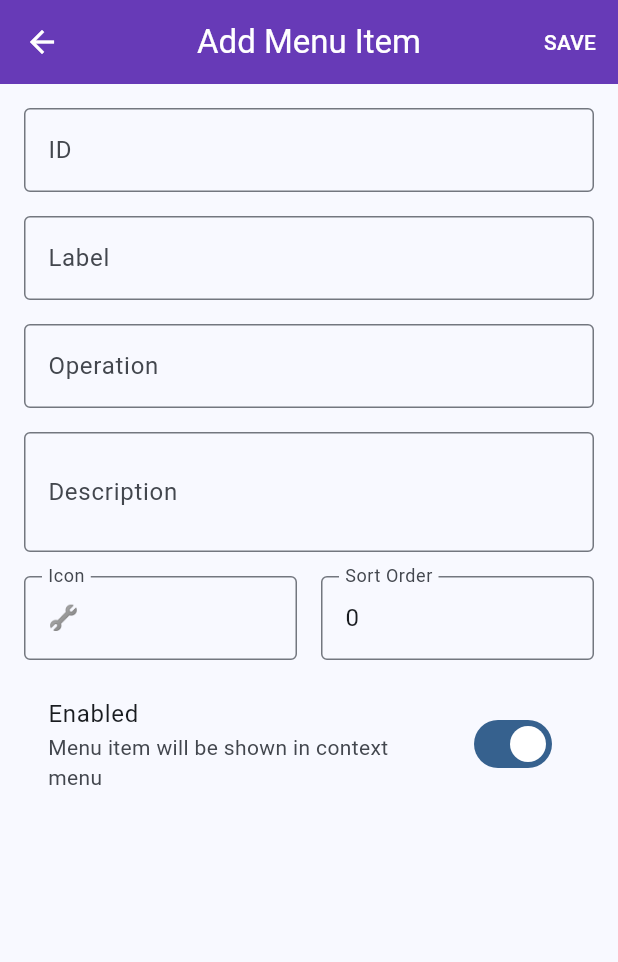
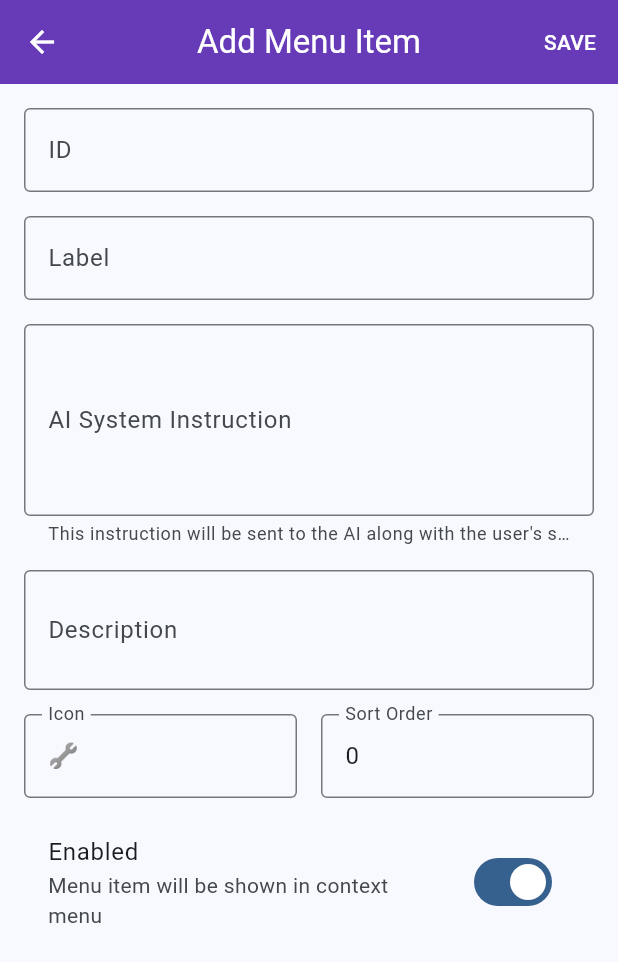
Before and after one commit to bekaIva/instant_ai_translator, a Flutter app: the ContextMenuManagerScreenV2 screen opened directly, after a tap on the "add" icon, on a phone screen of 412 x 824 dp. Shown: the top 962 px of the screen. Run offline on Flutter 3.47's test engine with Material 3 defaults, Android fonts, the phone set to English and light mode, and no system bars; our stand-ins replace shared_preferences; missing offline and left inert: dart:ffi; accounts and stored records are empty; network calls fail.

Commit message:
feat: Enhance AI prompts for software development content
- Improve translation prompts to preserve technical terminology
  - Add explicit instructions to maintain function names, variables, API endpoints
  - Include guidance for Latin words in non-Latin scripts recognition
  - Preserve software-specific terminology unchanged

- Enhance text improvement prompts for technical content
  - Add software development expertise context
  - Maintain code elements and technical language integrity
  - Handle mixed-script technical terms appropriately

- Upgrade explanation prompts with technical knowledge
  - Add software development and programming concept expertise
  - Include guidance for technical term recognition and explanation
  - Support code examples for programming concepts

These improvements ensure AI operations work correctly with:
- Mixed-language technical documentation
- Code snippets and technical terminology
- Latin technical terms appearing in non-Latin scripts
- Software development specific content

```diff
--- a/lib/screens/context_menu_manager_screen_v2.dart
+++ b/lib/screens/context_menu_manager_screen_v2.dart
@@ -343,7 +343,8 @@ class _ContextMenuManagerScreenV2State extends State<ContextMenuManagerScreenV2>
                                     const SizedBox(height: 4),
                                     Row(
                                       children: [
-                                        Container(
+                                        Flexible(
+                                          child: Container(
                                             padding: const EdgeInsets.symmetric(
                                               horizontal: 8,
                                               vertical: 2,
@@ -357,6 +358,9 @@ class _ContextMenuManagerScreenV2State extends State<ContextMenuManagerScreenV2>
                                               style: TextStyle(
                                                 fontSize: 12,
                                                 color: Colors.blue.shade700,
+                                              ),
+                                              maxLines: 2,
+                                              overflow: TextOverflow.ellipsis,
                                             ),
                                           ),
                                         ),
@@ -563,13 +567,15 @@ class _ConfigEditDialogState extends State<_ConfigEditDialog> {
               TextFormField(
                 controller: _operationController,
                 decoration: const InputDecoration(
-                  labelText: 'Operation',
-                  hintText: 'translate',
+                  labelText: 'AI System Instruction',
+                  hintText: 'You are a professional translator. Translate the text...',
                   border: OutlineInputBorder(),
+                  helperText: 'This instruction will be sent to the AI along with the user\'s selected text',
                 ),
+                maxLines: 4,
                 validator: (value) {
                   if (value == null || value.isEmpty) {
-                    return 'Operation is required';
+                    return 'AI instruction is required';
                   }
                   return null;
                 },
--- a/lib/services/context_menu_config_service.dart
+++ b/lib/services/context_menu_config_service.dart
@@ -75,7 +75,7 @@ class ContextMenuConfigService {
     ContextMenuConfig(
       id: 'translate',
       label: '🌐 Translate to English',
-      operation: 'You are a professional translator. Translate the text to English while maintaining the original meaning, tone, and style. If the text is already in English, return it unchanged. Return only the translated text, no explanations or comments.',
+      operation: 'You are a professional translator specializing in software development content. Translate the text to English while maintaining the original meaning, tone, and style. IMPORTANT: Preserve all technical terms, code elements, function names, variable names, API endpoints, file paths, and software-specific terminology unchanged. Be aware that Latin words written in non-Latin scripts (like Cyrillic, Arabic, or Asian fonts) should still be recognized as Latin words and handled appropriately - they may be technical terms, proper nouns, or established software concepts that should remain in Latin script. If the text is already in English, return it unchanged. Return only the translated text, no explanations or comments.',
       description: 'Translate text to another language',
       enabled: true,
       icon: '🌐',
@@ -84,7 +84,7 @@ class ContextMenuConfigService {
     ContextMenuConfig(
       id: 'improve',
       label: '✨ Improve Text',
-      operation: 'You are a professional editor. Improve the text by fixing grammar errors, enhancing clarity, and improving readability while maintaining the original meaning and tone. Make it more polished and professional. Return only the improved text.',
+      operation: 'You are a professional editor with expertise in software development content. Improve the text by fixing grammar errors, enhancing clarity, and improving readability while maintaining the original meaning and tone. When working with technical content, preserve all code elements, function names, technical terminology, and software-specific language. Be aware that some words appearing in non-Latin fonts may actually be Latin technical terms that should be maintained in their correct form. Make it more polished and professional. Return only the improved text.',
       description: 'Improve grammar and style',
       enabled: true,
       icon: '✨',
@@ -102,7 +102,7 @@ class ContextMenuConfigService {
     ContextMenuConfig(
       id: 'explain',
       label: '💡 Explain',
-      operation: 'You are an expert teacher. Explain the text in simple, clear terms. Break down complex concepts, define technical terms, and provide context to make it easily understandable. Use examples if helpful. Return only the explanation.',
+      operation: 'You are an expert teacher with deep knowledge of software development and technical concepts. Explain the text in simple, clear terms. Break down complex concepts, define technical terms and software development terminology, and provide context to make it easily understandable. When encountering technical terms, programming concepts, or Latin words that appear in non-Latin scripts, recognize them as such and explain their technical meaning appropriately. Use examples if helpful, especially code examples for programming concepts. Return only the explanation.',
       description: 'Explain complex concepts',
       enabled: false,
       icon: '💡',
```
Also changed, not shown: lib/services/gemini_ai_service.dart (+3 -10 lines), 1 other file. Lines whose indentation alone changed are shown as unchanged.
